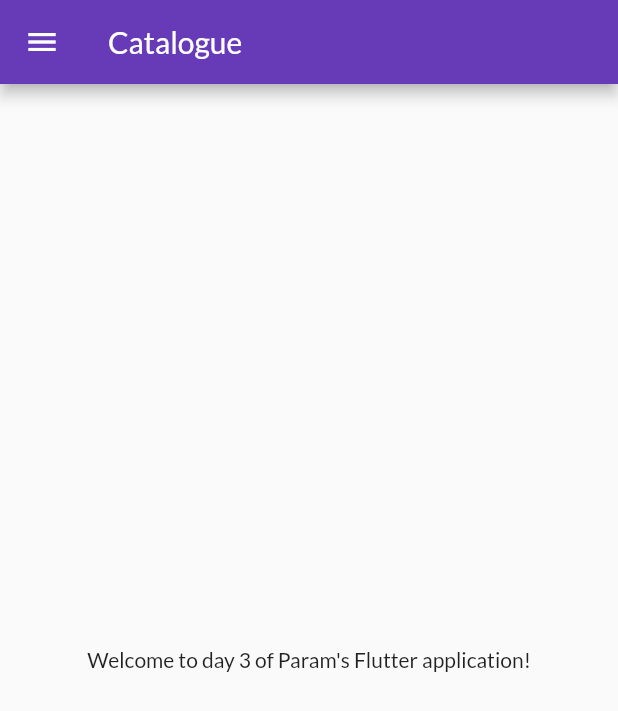
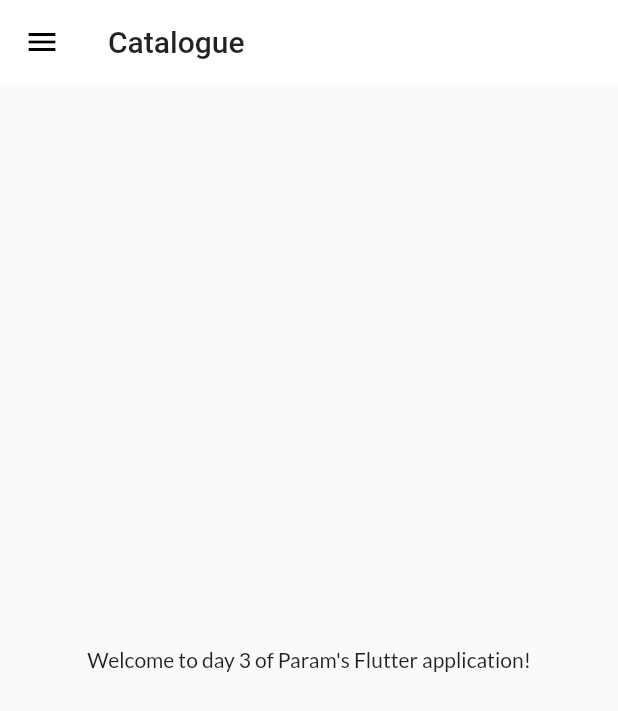
Before and after one commit to paramsiddharth/learning-flutter, a Flutter app: the screen it shows after launch, on a phone screen of 412 x 824 dp. Shown: the top 711 px of the screen. Run offline on Flutter 3.47's test engine with Material 2 defaults, Android fonts, the phone set to English and light mode, and no system bars; our stand-ins replace google_fonts.

Commit message:
थीम जोड़े

```diff
--- a/1-flutter-cat/lib/main.dart
+++ b/1-flutter-cat/lib/main.dart
@@ -1,5 +1,5 @@
 import 'package:flutter/material.dart';
-import 'package:google_fonts/google_fonts.dart';
+import 'package:flutter_cat/widgets/themes.dart';
 
 import 'package:flutter_cat/utils/routes.dart';
 import 'package:flutter_cat/pages/login_page.dart';
@@ -14,17 +14,12 @@ class MyApp extends StatelessWidget {
     return MaterialApp(
       debugShowCheckedModeBanner: false,
       themeMode: ThemeMode.light,
-      theme: ThemeData(
-        primarySwatch: Colors.deepPurple,
-        fontFamily: GoogleFonts.lato().fontFamily
-      ),
-      darkTheme: ThemeData(
-        brightness: Brightness.dark
-      ),
+      theme: MyTheme.light(context),
+      darkTheme: MyTheme.dark(context),
       initialRoute: MyRoutes.home,
       routes: {
         MyRoutes.home: (ctx) => HomePage(),
-        MyRoutes.login: (ctx) => LoginPage()
+        MyRoutes.login: (ctx) => LoginPage(),
       },
     );
   }
--- /dev/null
+++ b/1-flutter-cat/lib/widgets/themes.dart
@@ -0,0 +1,19 @@
+import 'package:flutter/material.dart';
+import 'package:google_fonts/google_fonts.dart';
+
+class MyTheme {
+  static ThemeData light(BuildContext ctx) => ThemeData(
+    primarySwatch: Colors.deepPurple,
+    fontFamily: GoogleFonts.lato().fontFamily,
+    appBarTheme: AppBarTheme(
+      color: Colors.white,
+      elevation: 0,
+      iconTheme: IconThemeData(color: Colors.black),
+      textTheme: Theme.of(ctx).textTheme
+    )
+  );
+
+  static ThemeData dark(BuildContext ctx) => ThemeData(
+    brightness: Brightness.dark
+  );
+}
```
